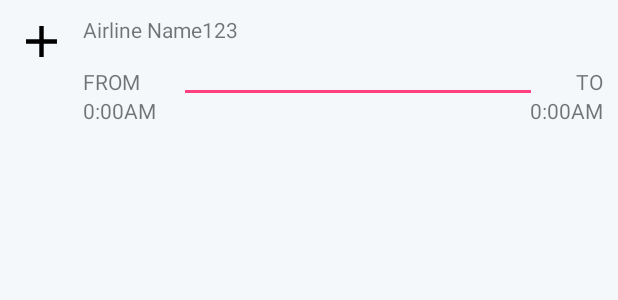
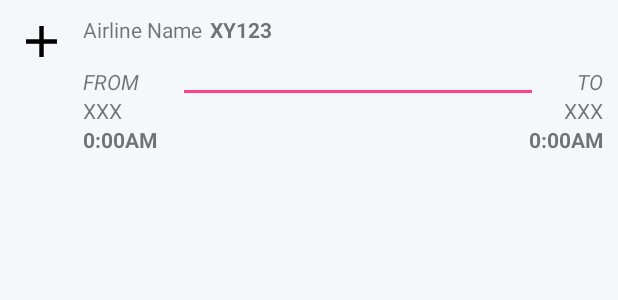
Before and after one commit to travelExotikos/Exotikos, an Android app: the layout item_flight.xml on its own in the app's theme, with its tools: preview values and no code run, on a phone screen of 412 x 824 dp. Shown: the top 300 px of the screen. Run offline under Robolectric (Android 15) with nearby library versions, the phone set to English and light mode, and no system bars.

Commit message:
improve layout for flight list

```diff
--- a/app/src/main/res/layout/item_flight.xml
+++ b/app/src/main/res/layout/item_flight.xml
@@ -25,7 +25,7 @@
 
         <TextView
             tools:text="Airline Name"
-            android:text='@{flight.flightCarrier}'
+            android:text='@{flight.flightCarrierName}'
             android:layout_width="wrap_content"
             android:layout_height="wrap_content"
             android:layout_alignParentTop="true"
@@ -34,18 +34,21 @@
             android:id="@+id/tvAirlineName" />
 
         <TextView
-            tools:text="123"
-            android:text='@{flight.flightNumber}'
+            tools:text="XY123"
+            android:text='@{flight.flightCarrier + flight.flightNumber}'
+            android:textStyle="bold"
             android:layout_width="wrap_content"
             android:layout_height="wrap_content"
             android:layout_alignParentTop="true"
             android:layout_toRightOf="@+id/tvAirlineName"
             android:layout_toEndOf="@+id/tvAirlineName"
+            android:layout_marginLeft="5dp"
             android:id="@+id/tvFlightNumber" />
 
         <TextView
             tools:text="FROM"
-            android:text='@{flight.departureAirportIATA}'
+            android:text='@{flight.departureCity}'
+            android:textStyle="italic"
             android:layout_width="wrap_content"
             android:layout_height="wrap_content"
             android:layout_marginTop="15dp"
@@ -53,6 +56,27 @@
             android:layout_toRightOf="@+id/ivAirlineImage"
             android:layout_toEndOf="@+id/ivAirlineImage"
             android:id="@+id/tvFromAirport" />
+
+        <TextView
+            tools:text="XXX"
+            android:text='@{flight.departureAirportIATA}'
+            android:layout_width="wrap_content"
+            android:layout_height="wrap_content"
+            android:layout_below="@+id/tvFromAirport"
+            android:layout_toRightOf="@+id/ivAirlineImage"
+            android:layout_toEndOf="@+id/ivAirlineImage"
+            android:id="@+id/tvFromCode" />
+
+        <TextView
+            tools:text="0:00AM"
+            app:asShortTime='@{flight.departureTime}'
+            android:textStyle="bold"
+            android:layout_width="wrap_content"
+            android:layout_height="wrap_content"
+            android:layout_below="@+id/tvFromCode"
+            android:layout_toRightOf="@+id/ivAirlineImage"
+            android:layout_toEndOf="@+id/ivAirlineImage"
+            android:id="@+id/tvFromTime" />
 
         <View
             android:layout_width="match_parent"
@@ -67,7 +91,8 @@
 
         <TextView
             tools:text="TO"
-            android:text='@{flight.arrivalAirportIATA}'
+            android:text='@{flight.arrivalCity}'
+            android:textStyle="italic"
             android:layout_width="wrap_content"
             android:layout_height="wrap_content"
             android:layout_alignBottom="@+id/tvFromAirport"
@@ -76,23 +101,25 @@
             android:id="@+id/tvToAirport" />
 
         <TextView
-            tools:text="0:00AM"
-            app:asShortTime='@{flight.departureTime}'
-            android:layout_width="wrap_content"
-            android:layout_height="wrap_content"
-            android:layout_below="@+id/tvFromAirport"
-            android:layout_toRightOf="@+id/ivAirlineImage"
-            android:layout_toEndOf="@+id/ivAirlineImage"
-            android:id="@+id/tvFromTime" />
-
-        <TextView
-            tools:text="0:00AM"
-            app:asShortTime='@{flight.arrivalTime}'
+            tools:text="XXX"
+            android:text='@{flight.arrivalAirportIATA}'
             android:layout_width="wrap_content"
             android:layout_height="wrap_content"
             android:layout_below="@+id/tvToAirport"
             android:layout_alignParentRight="true"
             android:layout_alignParentEnd="true"
+            android:id="@+id/tvToCode" />
+
+        <TextView
+            tools:text="0:00AM"
+            app:asShortTime='@{flight.arrivalTime}'
+            android:textStyle="bold"
+            android:layout_width="wrap_content"
+            android:layout_height="wrap_content"
+            android:layout_below="@+id/tvToCode"
+            android:layout_alignParentRight="true"
+            android:layout_alignParentEnd="true"
             android:id="@+id/tvToTime" />
+
     </RelativeLayout>
 </layout>
```
